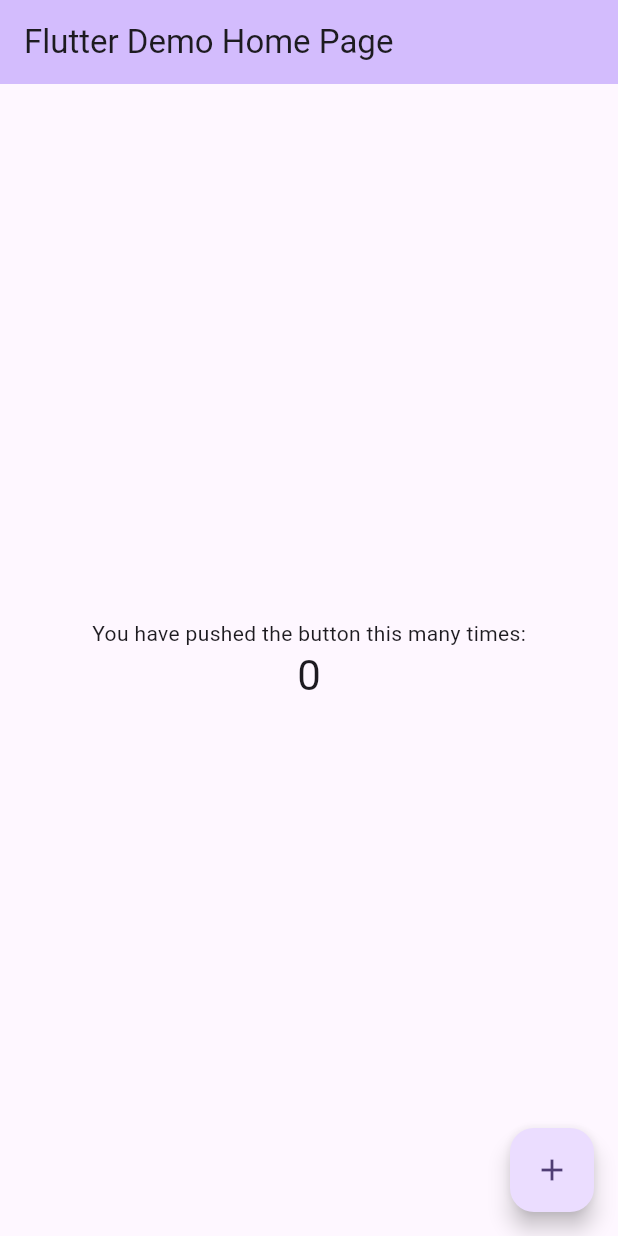
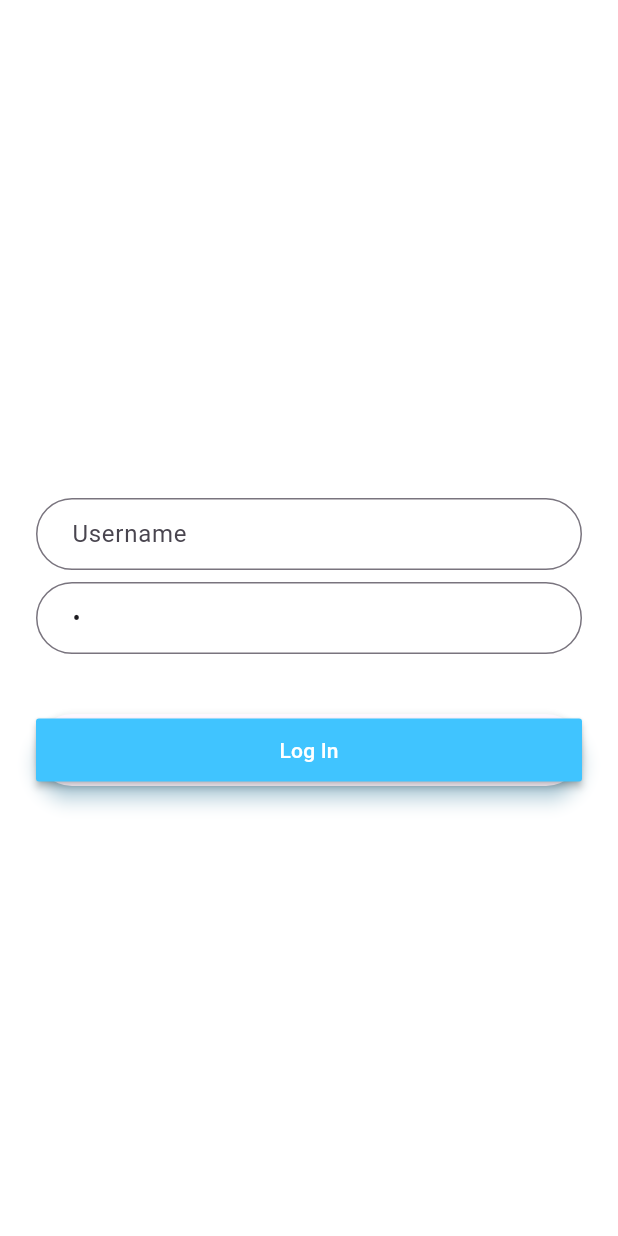
Before and after one commit to nasywa554/mobileprogramming2_tugas1, a Flutter app: the screen it shows after launch, on a phone screen of 412 x 824 dp. Run offline on Flutter 3.47's test engine with Material 3 defaults, Android fonts, the light colour scheme and no system bars.

Commit message:
menambahkan halaman login

```diff
--- /dev/null
+++ b/lib/login_page.dart
@@ -0,0 +1,88 @@
+import 'package:flutter/material.dart';
+import 'package:mobileprogramming2_tugas1/home_page.dart';
+
+class LoginPage extends StatefulWidget {
+  static String tag = 'login-page';
+  @override
+  _LoginPageState createState() => new _LoginPageState();
+}
+
+class _LoginPageState extends State<LoginPage> {
+  TextEditingController usernameController = TextEditingController();
+  @override
+  Widget build(BuildContext context) {
+    // final email = TextFormField(
+    //   keyboardType: TextInputType.emailAddress,
+    //   autofocus: false,
+    //   initialValue: ' ',
+    //   decoration: InputDecoration(
+    //     hintText: 'Email',
+    //     contentPadding: EdgeInsets.fromLTRB(20.0, 10.0, 20.0, 10.0),
+    //     border: OutlineInputBorder(borderRadius: BorderRadius.circular(32.0)),
+    //   ),
+    // );
+
+    final username = TextFormField(
+      keyboardType: TextInputType.text,
+      autofocus: false,
+
+      controller:
+          usernameController, // Associate the controller with the TextFormField
+      decoration: InputDecoration(
+        hintText: 'Username',
+        contentPadding: EdgeInsets.fromLTRB(20.0, 10.0, 20.0, 10.0),
+        border: OutlineInputBorder(borderRadius: BorderRadius.circular(32.0)),
+      ),
+    );
+
+    final password = TextFormField(
+      autofocus: false,
+      initialValue: ' ',
+      obscureText: true,
+      decoration: InputDecoration(
+        hintText: 'Password',
+        contentPadding: EdgeInsets.fromLTRB(20.0, 10.0, 20.0, 10.0),
+        border: OutlineInputBorder(borderRadius: BorderRadius.circular(32.0)),
+      ),
+    );
+
+    final loginButton = Padding(
+      padding: EdgeInsets.symmetric(vertical: 16.0),
+      child: Material(
+        borderRadius: BorderRadius.circular(30.0),
+        shadowColor: Colors.lightBlueAccent.shade100,
+        elevation: 5.0,
+        child: MaterialButton(
+          minWidth: 200.0,
+          height: 42.0,
+          onPressed: () {
+            String usernameValue = usernameController.text;
+            print(usernameValue);
+            Navigator.of(context)
+                .pushNamed(HomePage.tag, arguments: usernameValue);
+          },
+          color: Colors.lightBlueAccent,
+          child: Text('Log In', style: TextStyle(color: Colors.white)),
+        ),
+      ),
+    );
+
+    return Scaffold(
+      backgroundColor: Colors.white,
+      body: Center(
+        child: ListView(
+          shrinkWrap: true,
+          padding: EdgeInsets.only(left: 24.0, right: 24.0),
+          children: <Widget>[
+            SizedBox(height: 48.0),
+            username,
+            SizedBox(height: 8.0),
+            password,
+            SizedBox(height: 24.0),
+            loginButton,
+          ],
+        ),
+      ),
+    );
+  }
+}
--- a/lib/main.dart
+++ b/lib/main.dart
@@ -1,125 +1,26 @@
 import 'package:flutter/material.dart';
+import 'login_page.dart';
+import 'home_page.dart';
 
-void main() {
-  runApp(const MyApp());
-}
+void main() => runApp(MyApp());
 
 class MyApp extends StatelessWidget {
-  const MyApp({super.key});
+  final routes = <String, WidgetBuilder>{
+    LoginPage.tag: (context) => LoginPage(),
+    HomePage.tag: (context) => HomePage(),
+  };
 
-  // This widget is the root of your application.
   @override
   Widget build(BuildContext context) {
     return MaterialApp(
-      title: 'Flutter Demo',
+      title: 'Kodeversitas',
+      debugShowCheckedModeBanner: false,
       theme: ThemeData(
-        // This is the theme of your application.
-        //
-        // TRY THIS: Try running your application with "flutter run". You'll see
-        // the application has a purple toolbar. Then, without quitting the app,
-        // try changing the seedColor in the colorScheme below to Colors.green
-        // and then invoke "hot reload" (save your changes or press the "hot
-        // reload" button in a Flutter-supported IDE, or press "r" if you used
-        // the command line to start the app).
-        //
-        // Notice that the counter didn't reset back to zero; the application
-        // state is not lost during the reload. To reset the state, use hot
-        // restart instead.
-        //
-        // This works for code too, not just values: Most code changes can be
-        // tested with just a hot reload.
-        colorScheme: ColorScheme.fromSeed(seedColor: Colors.deepPurple),
-        useMaterial3: true,
+        primarySwatch: Colors.lightBlue,
+        // fontFamily: 'Nunito',
       ),
-      home: const MyHomePage(title: 'Flutter Demo Home Page'),
+      home: LoginPage(),
+      routes: routes,
     );
   }
 }
-
-class MyHomePage extends StatefulWidget {
-  const MyHomePage({super.key, required this.title});
-
-  // This widget is the home page of your application. It is stateful, meaning
-  // that it has a State object (defined below) that contains fields that affect
-  // how it looks.
-
-  // This class is the configuration for the state. It holds the values (in this
-  // case the title) provided by the parent (in this case the App widget) and
-  // used by the build method of the State. Fields in a Widget subclass are
-  // always marked "final".
-
-  final String title;
-
-  @override
-  State<MyHomePage> createState() => _MyHomePageState();
-}
-
-class _MyHomePageState extends State<MyHomePage> {
-  int _counter = 0;
-
-  void _incrementCounter() {
-    setState(() {
-      // This call to setState tells the Flutter framework that something has
-      // changed in this State, which causes it to rerun the build method below
-      // so that the display can reflect the updated values. If we changed
-      // _counter without calling setState(), then the build method would not be
-      // called again, and so nothing would appear to happen.
-      _counter++;
-    });
-  }
-
-  @override
-  Widget build(BuildContext context) {
-    // This method is rerun every time setState is called, for instance as done
-    // by the _incrementCounter method above.
-    //
-    // The Flutter framework has been optimized to make rerunning build methods
-    // fast, so that you can just rebuild anything that needs updating rather
-    // than having to individually change instances of widgets.
-    return Scaffold(
-      appBar: AppBar(
-        // TRY THIS: Try changing the color here to a specific color (to
-        // Colors.amber, perhaps?) and trigger a hot reload to see the AppBar
-        // change color while the other colors stay the same.
-        backgroundColor: Theme.of(context).colorScheme.inversePrimary,
-        // Here we take the value from the MyHomePage object that was created by
-        // the App.build method, and use it to set our appbar title.
-        title: Text(widget.title),
-      ),
-      body: Center(
-        // Center is a layout widget. It takes a single child and positions it
-        // in the middle of the parent.
-        child: Column(
-          // Column is also a layout widget. It takes a list of children and
-          // arranges them vertically. By default, it sizes itself to fit its
-          // children horizontally, and tries to be as tall as its parent.
-          //
-          // Column has various properties to control how it sizes itself and
-          // how it positions its children. Here we use mainAxisAlignment to
-          // center the children vertically; the main axis here is the vertical
-          // axis because Columns are vertical (the cross axis would be
-          // horizontal).
-          //
-          // TRY THIS: Invoke "debug painting" (choose the "Toggle Debug Paint"
-          // action in the IDE, or press "p" in the console), to see the
-          // wireframe for each widget.
-          mainAxisAlignment: MainAxisAlignment.center,
-          children: <Widget>[
-            const Text(
-              'You have pushed the button this many times:',
-            ),
-            Text(
-              '$_counter',
-              style: Theme.of(context).textTheme.headlineMedium,
-            ),
-          ],
-        ),
-      ),
-      floatingActionButton: FloatingActionButton(
-        onPressed: _incrementCounter,
-        tooltip: 'Increment',
-        child: const Icon(Icons.add),
-      ), // This trailing comma makes auto-formatting nicer for build methods.
-    );
-  }
-}
--- a/pubspec.yaml
+++ b/pubspec.yaml
@@ -52,11 +52,15 @@ dev_dependencies:
 
 # The following section is specific to Flutter packages.
 flutter:
+  uses-material-design: true
+  # fonts:
+  #     - family: Nunito
+  #       fonts:
+  #         - asset: assets/Nunito.ttf
 
   # The following line ensures that the Material Icons font is
   # included with your application, so that you can use the icons in
   # the material Icons class.
-  uses-material-design: true
 
   # To add assets to your application, add an assets section, like this:
   # assets:
```
Also changed, not shown: lib/home_page.dart (added, +56 -0 lines), 1 other file.
